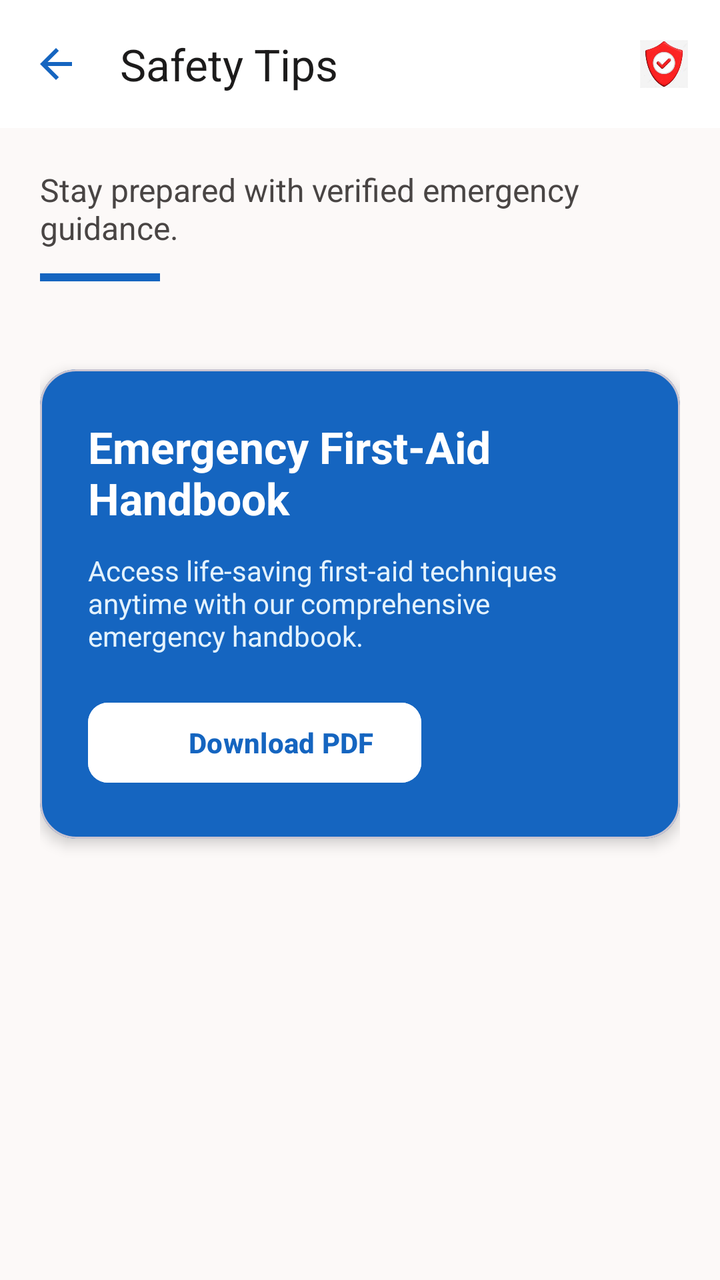
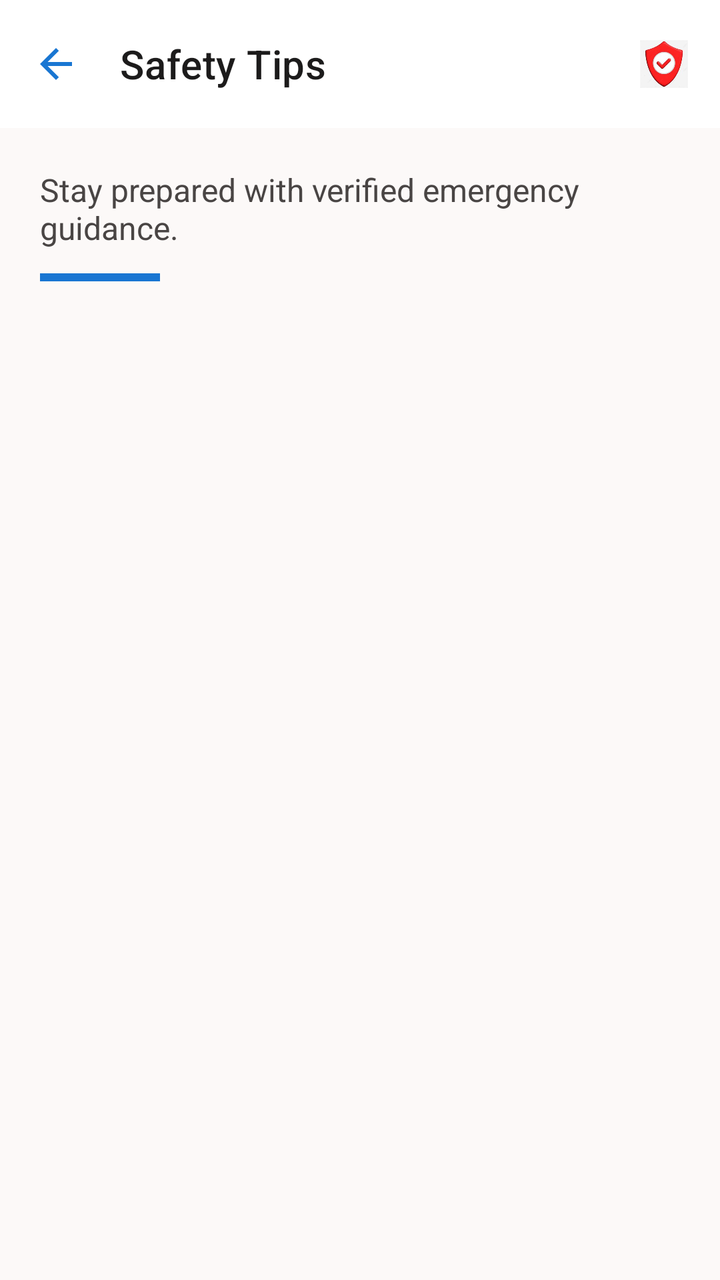

An Android layout rendered at two revisions. The XML below is the earlier revision; the diff shows what the commit changed to produce the second picture.
<!-- AndroidManifest.xml: application theme Theme.NeighborhoodEmergencyConnect -->
<!-- res/layout/activity_safety_tips.xml -->
<?xml version="1.0" encoding="utf-8"?>
<androidx.coordinatorlayout.widget.CoordinatorLayout
    xmlns:android="http://schemas.android.com/apk/res/android"
    xmlns:app="http://schemas.android.com/apk/res-auto"
    android:layout_width="match_parent"
    android:layout_height="match_parent"
    android:background="#FCF9F8">

    <com.google.android.material.appbar.AppBarLayout
        android:layout_width="match_parent"
        android:layout_height="wrap_content"
        android:background="@android:color/white"
        app:elevation="0dp">

        <com.google.android.material.appbar.MaterialToolbar
            android:id="@+id/topAppBar"
            android:layout_width="match_parent"
            android:layout_height="?attr/actionBarSize"
            app:navigationIcon="@drawable/arrow_back"
            app:navigationIconTint="#1565C0"
            app:title="Safety Tips"
            app:titleCentered="false"
            app:titleTextColor="#1C1B1B">

            <ImageView
                android:layout_width="24dp"
                android:layout_height="24dp"
                android:layout_gravity="end"
                android:layout_marginEnd="16dp"
                android:src="@drawable/shield"
                />

        </com.google.android.material.appbar.MaterialToolbar>

    </com.google.android.material.appbar.AppBarLayout>

    <androidx.core.widget.NestedScrollView
        android:layout_width="match_parent"
        android:layout_height="match_parent"
        app:layout_behavior="@string/appbar_scrolling_view_behavior">

        <LinearLayout
            android:layout_width="match_parent"
            android:layout_height="wrap_content"
            android:orientation="vertical"
            android:padding="20dp">

            <TextView
                android:layout_width="wrap_content"
                android:layout_height="wrap_content"
                android:text="Stay prepared with verified emergency guidance."
                android:textColor="#494544"
                android:textSize="16sp"/>

            <View
                android:layout_width="60dp"
                android:layout_height="4dp"
                android:layout_marginTop="12dp"
                android:background="#1565C0"/>

            <androidx.recyclerview.widget.RecyclerView
                android:id="@+id/rvSafetyTips"
                android:layout_width="match_parent"
                android:layout_height="wrap_content"
                android:layout_marginTop="24dp"
                android:nestedScrollingEnabled="false"
                android:clipToPadding="false"/>

            <com.google.android.material.card.MaterialCardView
                android:layout_width="match_parent"
                android:layout_height="wrap_content"
                android:layout_marginTop="20dp"
                android:layout_marginBottom="100dp"
                app:cardBackgroundColor="#1565C0"
                app:cardCornerRadius="18dp"
                app:cardElevation="4dp">

                <LinearLayout
                    android:layout_width="match_parent"
                    android:layout_height="wrap_content"
                    android:orientation="vertical"
                    android:padding="24dp">

                    <TextView
                        android:layout_width="wrap_content"
                        android:layout_height="wrap_content"
                        android:text="Emergency First-Aid Handbook"
                        android:textColor="@android:color/white"
                        android:textSize="22sp"
                        android:textStyle="bold"/>

                    <TextView
                        android:layout_width="match_parent"
                        android:layout_height="wrap_content"
                        android:layout_marginTop="12dp"
                        android:text="Access life-saving first-aid techniques anytime with our comprehensive emergency handbook."
                        android:textColor="#E3F2FD"
                        android:textSize="14sp"/>

                    <com.google.android.material.button.MaterialButton
                        android:id="@+id/btnDownloadPdf"
                        android:layout_width="wrap_content"
                        android:layout_height="wrap_content"
                        android:layout_marginTop="20dp"
                        android:text="Download PDF"
                        android:textAllCaps="false"
                        android:textStyle="bold"
                        android:textColor="#1565C0"
                        android:backgroundTint="@android:color/white"
                        app:cornerRadius="10dp"
                        app:icon="@drawable/downloadi"/>

                </LinearLayout>

            </com.google.android.material.card.MaterialCardView>

        </LinearLayout>

    </androidx.core.widget.NestedScrollView>

</androidx.coordinatorlayout.widget.CoordinatorLayout>
<!-- resources referenced by this layout -->
<resources>
  <!-- drawable arrow_back (drawable) -->
  <vector xmlns:android="http://schemas.android.com/apk/res/android" android:autoMirrored="true" android:height="24dp" android:tint="#000000" android:viewportHeight="960" android:viewportWidth="960" android:width="24dp">
        
      <path android:fillColor="@android:color/white" android:pathData="M313,520L537,744L480,800L160,480L480,160L537,216L313,440L800,440L800,520L313,520Z"/>
      
  </vector>
  <!-- drawable downloadi: jpg bitmap (drawable, 3262 bytes) -->
  <!-- drawable shield: jpg bitmap (drawable, 5084 bytes) -->
  <style name="Theme.NeighborhoodEmergencyConnect" parent="Base.Theme.NeighborhoodEmergencyConnect" />
  <style name="Base.Theme.NeighborhoodEmergencyConnect" parent="Theme.Material3.DayNight.NoActionBar">
          
          
      </style>
</resources>

<!-- the commit's change to res/layout/activity_safety_tips.xml (unified diff, before → after) -->
@@ -1,15 +1,14 @@
 <?xml version="1.0" encoding="utf-8"?>
-<androidx.coordinatorlayout.widget.CoordinatorLayout
-    xmlns:android="http://schemas.android.com/apk/res/android"
+<androidx.coordinatorlayout.widget.CoordinatorLayout xmlns:android="http://schemas.android.com/apk/res/android"
     xmlns:app="http://schemas.android.com/apk/res-auto"
     android:layout_width="match_parent"
     android:layout_height="match_parent"
-    android:background="#FCF9F8">
+    android:background="#fcf9f8">
 
     <com.google.android.material.appbar.AppBarLayout
         android:layout_width="match_parent"
         android:layout_height="wrap_content"
-        android:background="@android:color/white"
+        android:background="#ffffff"
         app:elevation="0dp">
 
         <com.google.android.material.appbar.MaterialToolbar
@@ -17,10 +16,11 @@
             android:layout_width="match_parent"
             android:layout_height="?attr/actionBarSize"
             app:navigationIcon="@drawable/arrow_back"
-            app:navigationIconTint="#1565C0"
+            app:navigationIconTint="#1976d2"
             app:title="Safety Tips"
             app:titleCentered="false"
-            app:titleTextColor="#1C1B1B">
+            app:titleTextColor="#1c1b1b"
+            app:titleTextAppearance="@style/TextAppearance.MaterialComponents.Headline6">
 
             <ImageView
                 android:layout_width="24dp"
@@ -50,13 +50,13 @@
                 android:layout_height="wrap_content"
                 android:text="Stay prepared with verified emergency guidance."
                 android:textColor="#494544"
-                android:textSize="16sp"/>
+                android:textSize="16sp" />
 
             <View
                 android:layout_width="60dp"
                 android:layout_height="4dp"
                 android:layout_marginTop="12dp"
-                android:background="#1565C0"/>
+                android:background="#1976d2" />
 
             <androidx.recyclerview.widget.RecyclerView
                 android:id="@+id/rvSafetyTips"
@@ -64,58 +64,10 @@
                 android:layout_height="wrap_content"
                 android:layout_marginTop="24dp"
                 android:nestedScrollingEnabled="false"
-                android:clipToPadding="false"/>
-
-            <com.google.android.material.card.MaterialCardView
-                android:layout_width="match_parent"
-                android:layout_height="wrap_content"
-                android:layout_marginTop="20dp"
-                android:layout_marginBottom="100dp"
-                app:cardBackgroundColor="#1565C0"
-                app:cardCornerRadius="18dp"
-                app:cardElevation="4dp">
-
-                <LinearLayout
-                    android:layout_width="match_parent"
-                    android:layout_height="wrap_content"
-                    android:orientation="vertical"
-                    android:padding="24dp">
-
-                    <TextView
-                        android:layout_width="wrap_content"
-                        android:layout_height="wrap_content"
-                        android:text="Emergency First-Aid Handbook"
-                        android:textColor="@android:color/white"
-                        android:textSize="22sp"
-                        android:textStyle="bold"/>
-
-                    <TextView
-                        android:layout_width="match_parent"
-                        android:layout_height="wrap_content"
-                        android:layout_marginTop="12dp"
-                        android:text="Access life-saving first-aid techniques anytime with our comprehensive emergency handbook."
-                        android:textColor="#E3F2FD"
-                        android:textSize="14sp"/>
-
-                    <com.google.android.material.button.MaterialButton
-                        android:id="@+id/btnDownloadPdf"
-                        android:layout_width="wrap_content"
-                        android:layout_height="wrap_content"
-                        android:layout_marginTop="20dp"
-                        android:text="Download PDF"
-                        android:textAllCaps="false"
-                        android:textStyle="bold"
-                        android:textColor="#1565C0"
-                        android:backgroundTint="@android:color/white"
-                        app:cornerRadius="10dp"
-                        app:icon="@drawable/downloadi"/>
-
-                </LinearLayout>
-
-            </com.google.android.material.card.MaterialCardView>
-
+                android:clipToPadding="false" />
         </LinearLayout>
 
     </androidx.core.widget.NestedScrollView>
 
+
 </androidx.coordinatorlayout.widget.CoordinatorLayout>
<!-- resource entries referenced after the edit -->
@@ -6,7 +6,6 @@
       <path android:fillColor="@android:color/white" android:pathData="M313,520L537,744L480,800L160,480L480,160L537,216L313,440L800,440L800,520L313,520Z"/>
       
   </vector>
-  <!-- drawable downloadi: jpg bitmap (drawable, 3262 bytes) -->
   <!-- drawable shield: jpg bitmap (drawable, 5084 bytes) -->
   <style name="Theme.NeighborhoodEmergencyConnect" parent="Base.Theme.NeighborhoodEmergencyConnect" />
   <style name="Base.Theme.NeighborhoodEmergencyConnect" parent="Theme.Material3.DayNight.NoActionBar">
